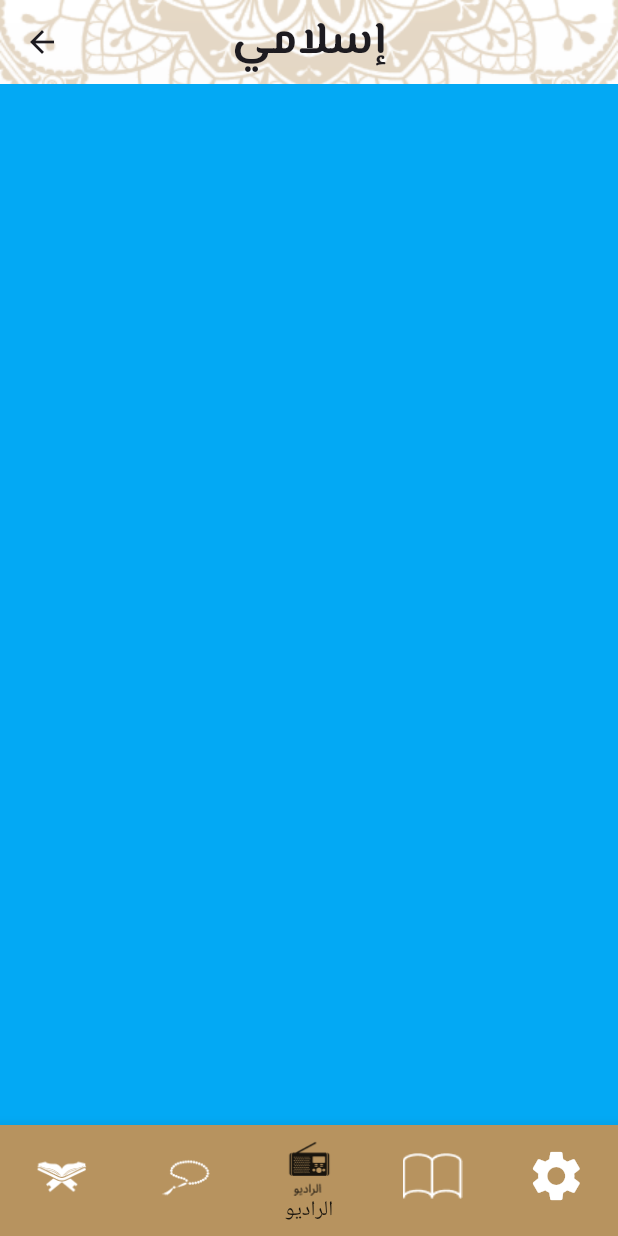
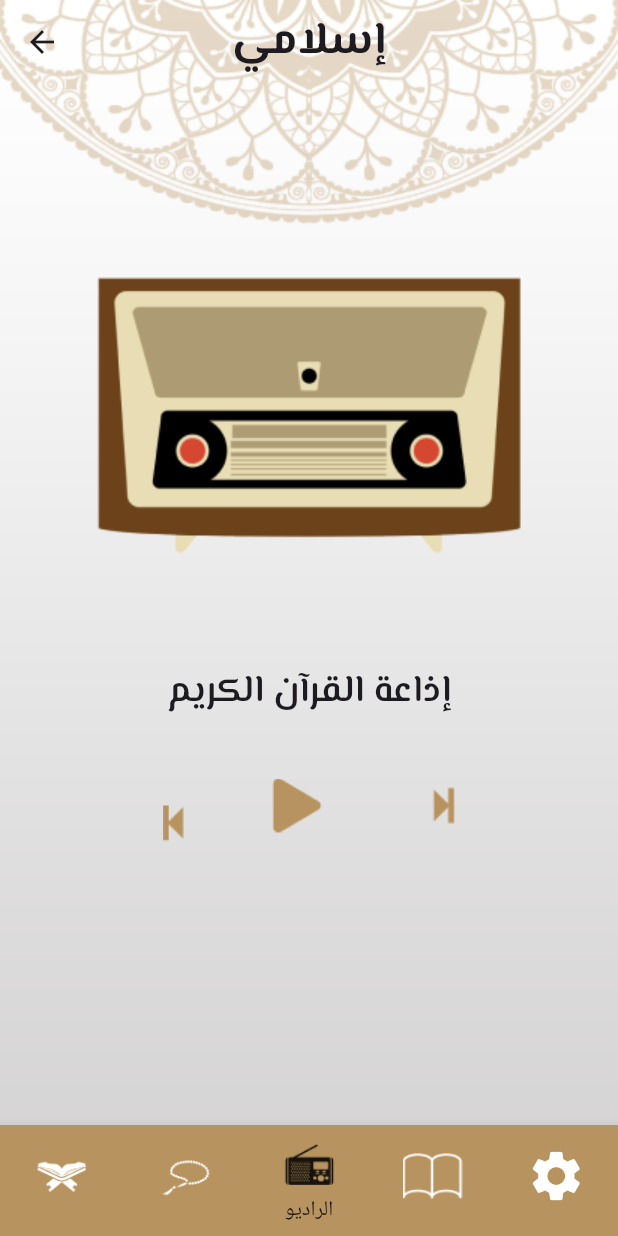
Before and after one commit to shadwahmed/islami_app, a Flutter app: the HomeScreen screen opened by its route, item 3 of the bottom bar chosen, on a phone screen of 412 x 824 dp. Run offline on Flutter 3.47's test engine with Material 3 defaults, Android fonts, the phone set to English and light mode, and no system bars; our stand-ins replace google_fonts.

Commit message:
radio screen finished

```diff
--- a/lib/home_screen.dart
+++ b/lib/home_screen.dart
@@ -62,7 +62,7 @@ class _HomeScreenState extends State<HomeScreen> {
             BottomNavigationBarItem(
                 icon: ImageIcon(AssetImage("assets/images/sebha.png")),label: "التسبيح"),
             BottomNavigationBarItem(
-                icon: ImageIcon(AssetImage("assets/images/radio.png")),label: "الراديو"),
+                icon: ImageIcon(AssetImage("assets/images/radioo.png")),label: "الراديو"),
             BottomNavigationBarItem(
                 icon: ImageIcon(AssetImage("assets/images/ahadeth.png")),label: "الاحاديث"),
             BottomNavigationBarItem(
--- a/lib/tabs/radio_tab.dart
+++ b/lib/tabs/radio_tab.dart
@@ -1,5 +1,6 @@
 import 'package:flutter/cupertino.dart';
 import 'package:flutter/material.dart';
+import 'package:google_fonts/google_fonts.dart';
 
 class RadioTab extends StatelessWidget {
   const RadioTab({super.key});
@@ -7,8 +8,25 @@ class RadioTab extends StatelessWidget {
   @override
   Widget build(BuildContext context) {
     return Scaffold(
-      backgroundColor: Colors.lightBlue,
-
+      backgroundColor: Colors.transparent,
+      body: Column(
+        children: [
+          Padding(
+            padding: const EdgeInsets.only(top: 110),
+            child: Image.asset("assets/images/main_ic_radio.png"),
+          ),
+          SizedBox(
+            height: 55,
+          ),
+          Text("إذاعة القرآن الكريم",
+              style: GoogleFonts.elMessiri(
+                  fontSize: 25, fontWeight: FontWeight.w600)),
+          SizedBox(
+            height: 40,
+          ),
+          Image.asset("assets/images/radio_pause.png"),
+        ],
+      ),
     );
   }
 }
--- a/lib/tabs/sebha_tab.dart
+++ b/lib/tabs/sebha_tab.dart
@@ -47,7 +47,13 @@ class _SebhaTabState extends State<SebhaTab> {
                   child: Image.asset("assets/images/head of seb7a.png")),
               Container(
                   padding: EdgeInsets.only(left: 82, top: 80),
-                  child: Image.asset("assets/images/body of seb7a.png")),
+                  child: InkWell
+                    (
+                      onTap: (){
+                        tasbeha();
+                        setState(() {});
+                      },
+                      child: Image.asset("assets/images/body of seb7a.png"))),
             ],
           ),
           SizedBox(
@@ -100,8 +106,7 @@ class _SebhaTabState extends State<SebhaTab> {
                         borderRadius: BorderRadius.circular(25),
                       )),
                   onPressed: () {
-                    tasbeha();
-                    setState(() {});
+
                   },
                   child: Text(
                     "$tasbehaName",
```
Also changed, not shown: assets/images/main_ic_radio.png (added), assets/images/radio.png (deleted), assets/images/radio_pause.png (added), assets/images/radioo.png (renamed from assets/images/radio1.png).
